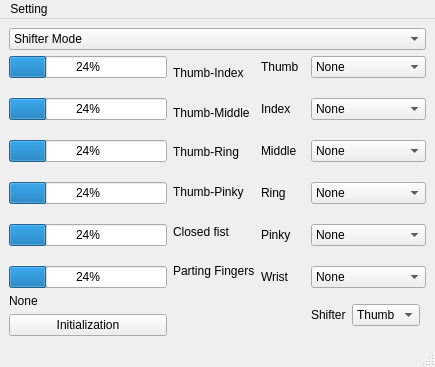
Before: the Qt Designer form 2windows.ui in brahimrejeb/Human-Machine-Interface, drawn with Qt 5.
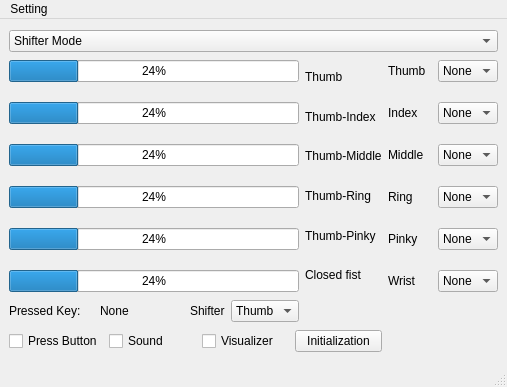
After: the same form once the commit is applied.

Patch:
```diff
--- a/2windows.ui
+++ b/2windows.ui
@@ -6,8 +6,8 @@
    <rect>
     <x>0</x>
     <y>0</y>
-    <width>435</width>
-    <height>365</height>
+    <width>507</width>
+    <height>387</height>
    </rect>
   </property>
   <property name="windowTitle">
@@ -88,6 +88,13 @@
     </item>
     <item row="1" column="1">
      <layout class="QVBoxLayout" name="verticalLayout_4">
+      <item>
+       <widget class="QLabel" name="Thumb">
+        <property name="text">
+         <string>Thumb</string>
+        </property>
+       </widget>
+      </item>
       <item>
        <widget class="QLabel" name="ThumbIndex">
         <property name="text">
@@ -123,13 +130,6 @@
         </property>
        </widget>
       </item>
-      <item>
-       <widget class="QLabel" name="partingFingers">
-        <property name="text">
-         <string>Parting Fingers</string>
-        </property>
-       </widget>
-      </item>
      </layout>
     </item>
     <item row="1" column="4" colspan="2">
@@ -394,69 +394,11 @@
           <string>Esc</string>
          </property>
         </item>
-       </widget>
-      </item>
-     </layout>
-    </item>
-    <item row="2" column="4">
-     <layout class="QGridLayout" name="gridLayout_2">
-      <item row="0" column="1">
-       <widget class="QComboBox" name="FingerShifter">
         <item>
          <property name="text">
-          <string>Thumb</string>
+          <string>AltGr</string>
          </property>
         </item>
-        <item>
-         <property name="text">
-          <string>Index</string>
-         </property>
-        </item>
-        <item>
-         <property name="text">
-          <string>Middle</string>
-         </property>
-        </item>
-        <item>
-         <property name="text">
-          <string>Ring</string>
-         </property>
-        </item>
-        <item>
-         <property name="text">
-          <string>Pinky</string>
-         </property>
-        </item>
-        <item>
-         <property name="text">
-          <string>Wrist</string>
-         </property>
-        </item>
-       </widget>
-      </item>
-      <item row="0" column="0">
-       <widget class="QLabel" name="ShifterLabel">
-        <property name="text">
-         <string>Shifter</string>
-        </property>
-       </widget>
-      </item>
-     </layout>
-    </item>
-    <item row="2" column="0">
-     <layout class="QVBoxLayout" name="verticalLayout">
-      <item>
-       <widget class="QLabel" name="CurrentKey">
-        <property name="text">
-         <string>None</string>
-        </property>
-       </widget>
-      </item>
-      <item>
-       <widget class="QPushButton" name="Initialization">
-        <property name="text">
-         <string>Initialization</string>
-        </property>
        </widget>
       </item>
      </layout>
@@ -510,6 +452,101 @@
       </item>
      </layout>
     </item>
+    <item row="4" column="0" colspan="2">
+     <layout class="QHBoxLayout" name="LayoutSettings">
+      <item>
+       <widget class="QCheckBox" name="PressButton">
+        <property name="text">
+         <string>Press Button</string>
+        </property>
+       </widget>
+      </item>
+      <item>
+       <widget class="QCheckBox" name="Sound">
+        <property name="text">
+         <string>Sound</string>
+        </property>
+       </widget>
+      </item>
+      <item>
+       <widget class="QCheckBox" name="Visualizer">
+        <property name="text">
+         <string>Visualizer</string>
+        </property>
+       </widget>
+      </item>
+      <item>
+       <widget class="QPushButton" name="Initialization">
+        <property name="text">
+         <string>Initialization</string>
+        </property>
+       </widget>
+      </item>
+     </layout>
+    </item>
+    <item row="2" column="0">
+     <layout class="QHBoxLayout" name="LayoutFirstMode">
+      <item>
+       <widget class="QLabel" name="PressedKeyLabel">
+        <property name="text">
+         <string>Pressed Key:</string>
+        </property>
+       </widget>
+      </item>
+      <item>
+       <widget class="QLabel" name="CurrentKey">
+        <property name="text">
+         <string>None</string>
+        </property>
+       </widget>
+      </item>
+      <item>
+       <layout class="QGridLayout" name="gridLayout_2">
+        <item row="0" column="1">
+         <widget class="QComboBox" name="FingerShifter">
+          <item>
+           <property name="text">
+            <string>Thumb</string>
+           </property>
+          </item>
+          <item>
+           <property name="text">
+            <string>Index</string>
+           </property>
+          </item>
+          <item>
+           <property name="text">
+            <string>Middle</string>
+           </property>
+          </item>
+          <item>
+           <property name="text">
+            <string>Ring</string>
+           </property>
+          </item>
+          <item>
+           <property name="text">
+            <string>Pinky</string>
+           </property>
+          </item>
+          <item>
+           <property name="text">
+            <string>Wrist</string>
+           </property>
+          </item>
+         </widget>
+        </item>
+        <item row="0" column="0">
+         <widget class="QLabel" name="ShifterLabel">
+          <property name="text">
+           <string>Shifter</string>
+          </property>
+         </widget>
+        </item>
+       </layout>
+      </item>
+     </layout>
+    </item>
    </layout>
   </widget>
   <widget class="QMenuBar" name="menubar">
@@ -517,8 +554,8 @@
     <rect>
      <x>0</x>
      <y>0</y>
-     <width>435</width>
-     <height>22</height>
+     <width>507</width>
+     <height>21</height>
     </rect>
    </property>
    <widget class="QMenu" name="menuSetting_2">
```
Left out of the diff: 30 changed lines with no effect on the pictures.
